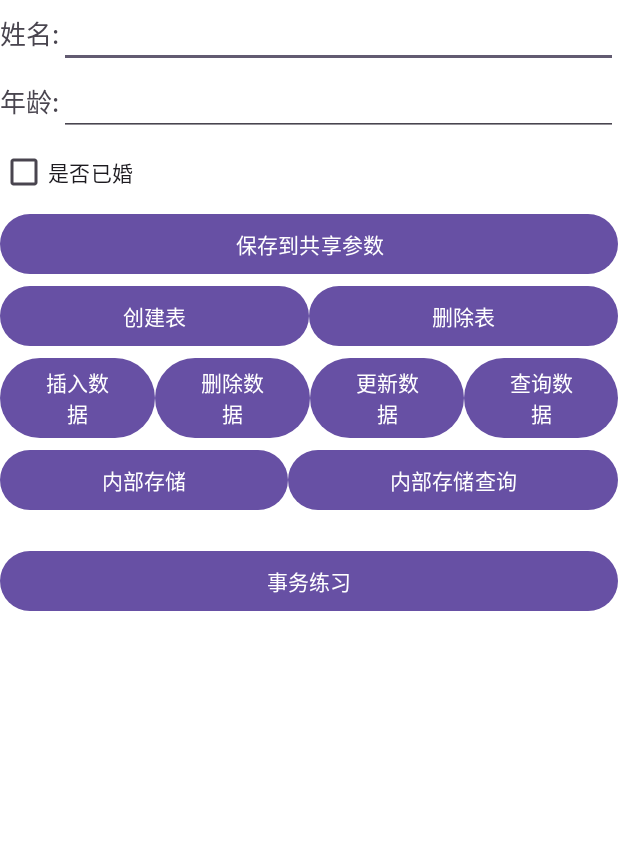
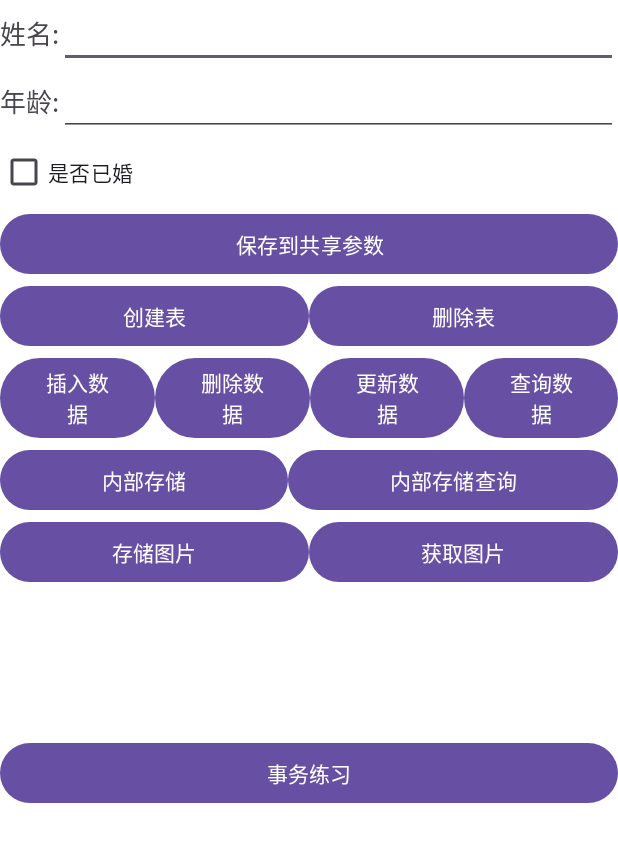
Before and after one commit to qinyue530/AndroidTest, an Android app: the SharedActivity screen opened directly, with no data from a screen before it, on a phone screen of 412 x 824 dp. Shown: the top 842 px of the screen. Run offline under Robolectric (Android 15) with nearby library versions, the phone set to English and light mode, and no system bars.

Commit message:
图片的存储和获取图片的三种方式

```diff
--- a/app/src/main/java/com/example/amdroidtestjava/SharedActivity.java
+++ b/app/src/main/java/com/example/amdroidtestjava/SharedActivity.java
@@ -4,6 +4,9 @@ import android.content.Context;
 import android.content.SharedPreferences;
 import android.database.Cursor;
 import android.database.sqlite.SQLiteDatabase;
+import android.graphics.Bitmap;
+import android.graphics.BitmapFactory;
+import android.net.Uri;
 import android.os.Bundle;
 import android.os.Environment;
 import android.util.Log;
@@ -11,6 +14,7 @@ import android.view.View;
 import android.widget.Button;
 import android.widget.CheckBox;
 import android.widget.EditText;
+import android.widget.ImageView;
 import android.widget.TextView;
 
 import androidx.activity.EdgeToEdge;
@@ -46,8 +50,13 @@ public class SharedActivity extends AppCompatActivity implements View.OnClickLis
     Button acidButton;
     Button internalStorage;
     Button internalStorageQuery;
+    String internalStoragePath = "";
+    String saveImagePath = "";
+    String imageName = "";
+    Button saveImage;
+    Button getImage;
+    ImageView openImageResult;
 
-    String internalStoragePath = "";
 
     String internalStorageName = System.currentTimeMillis()+".txt";
     @Override
@@ -110,6 +119,9 @@ public class SharedActivity extends AppCompatActivity implements View.OnClickLis
         acidButton = findViewById(R.id.acidButton);
         internalStorage = findViewById(R.id.internalStorage);
         internalStorageQuery = findViewById(R.id.internalStorageQuery);
+        saveImage = findViewById(R.id.saveImage);
+        getImage = findViewById(R.id.getImage);
+        openImageResult = findViewById(R.id.openImageResult);
     }
 
     private void intitViewOnClickListener() {
@@ -123,6 +135,8 @@ public class SharedActivity extends AppCompatActivity implements View.OnClickLis
         acidButton.setOnClickListener(this);
         internalStorage.setOnClickListener(this);
         internalStorageQuery.setOnClickListener(this);
+        saveImage.setOnClickListener(this);
+        getImage.setOnClickListener(this);
     }
 
     @Override
@@ -185,7 +199,27 @@ public class SharedActivity extends AppCompatActivity implements View.OnClickLis
             Log.e("qinyue文件读取", internalStoragePath+ File.separatorChar+internalStorageName );
             selectResult.setText(desc);
             Utils.toastShow(this,"外部空间查询成功");
-
+        }else if(R.id.saveImage == view.getId()){
+            imageName = "tigger.png";
+            //外部存储的私有空间
+            saveImagePath = getExternalFilesDir(Environment.DIRECTORY_DOWNLOADS).toString()+imageName;
+            //从指定资源中获取位图对象
+            Bitmap bitmap = BitmapFactory.decodeResource(getResources(),R.drawable.tigger);
+            FileUtils.saveImage(saveImagePath,bitmap);
+            Utils.toastShow(this,"图片保存成功");
+        }else if(R.id.getImage == view.getId()){
+            imageName = "tigger.png";
+            saveImagePath = getExternalFilesDir(Environment.DIRECTORY_DOWNLOADS).toString()+imageName;
+            //三种获取图片的方式
+            //第一种
+            //Bitmap bitmap = FileUtils.openImage(saveImagePath);
+            //openImageResult.setImageBitmap(bitmap);
+            //第二种
+            //Bitmap bitmap = BitmapFactory.decodeFile(saveImagePath);
+            //openImageResult.setImageBitmap(bitmap);
+            //第三种
+            openImageResult.setImageURI(Uri.parse(saveImagePath));
+            Utils.toastShow(this,"图片获取成功");
         }
 
 
--- a/app/src/main/res/layout/activity_shared.xml
+++ b/app/src/main/res/layout/activity_shared.xml
@@ -121,11 +121,31 @@
                     android:layout_weight="1"
                     android:text="内部存储查询"/>
             </LinearLayout>
+            <LinearLayout
+                android:layout_width="match_parent"
+                android:layout_height="wrap_content">
+                <Button
+                    android:id="@+id/saveImage"
+                    android:layout_width="wrap_content"
+                    android:layout_height="wrap_content"
+                    android:layout_weight="1"
+                    android:text="存储图片"/>
+                <Button
+                    android:id="@+id/getImage"
+                    android:layout_width="wrap_content"
+                    android:layout_height="wrap_content"
+                    android:layout_weight="1"
+                    android:text="获取图片"/>
+            </LinearLayout>
             <TextView
                 android:id="@+id/selectResult"
                 android:layout_width="wrap_content"
                 android:layout_height="wrap_content"
                 android:text=""/>
+            <ImageView
+                android:id="@+id/openImageResult"
+                android:layout_width="80dp"
+                android:layout_height="80dp" />
             <Button
                 android:id="@+id/acidButton"
                 android:layout_width="match_parent"
```
Also changed, not shown: app/src/main/java/com/example/amdroidtestjava/util/FileUtils.java (+56 -0 lines).
